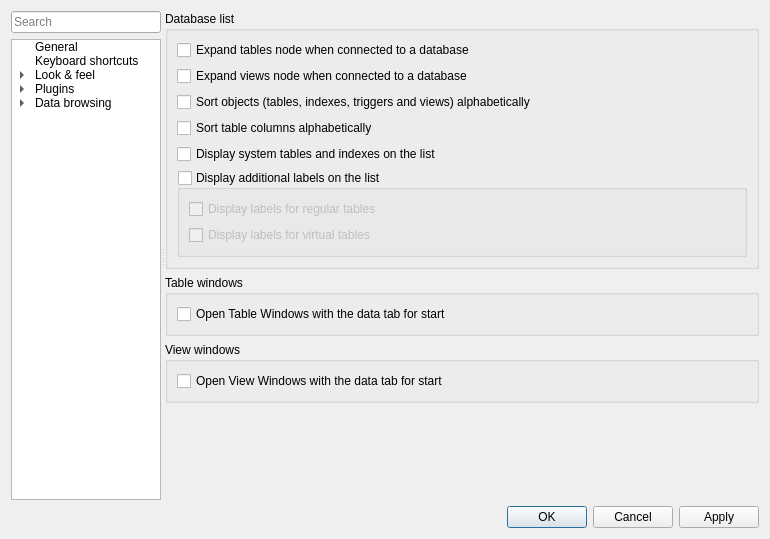
Before: the Qt Designer form trunk/SQLiteStudio3/guiSQLiteStudio/dialogs/configdialog.ui in pawelsalawa/sqlitestudio, drawn with Qt 5.
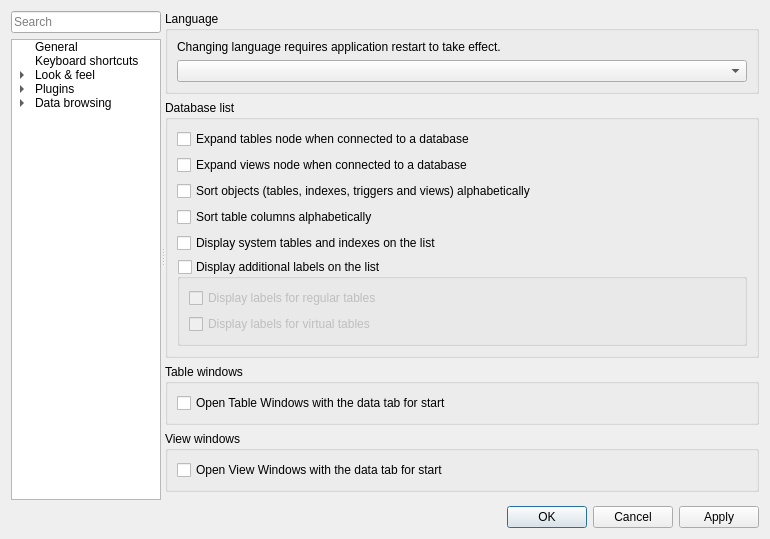
After: the same form once the commit is applied. The open tabs and pages were chosen to show the change. Icons and pictures are not drawn. Custom widgets are drawn as their Qt base class.

Diff of the .ui file:
```diff
--- a/trunk/SQLiteStudio3/guiSQLiteStudio/dialogs/configdialog.ui
+++ b/trunk/SQLiteStudio3/guiSQLiteStudio/dialogs/configdialog.ui
@@ -650,13 +650,36 @@
            <property name="bottomMargin">
             <number>0</number>
            </property>
+           <item>
+            <widget class="QGroupBox" name="langGroup">
+             <property name="title">
+              <string>Language</string>
+             </property>
+             <layout class="QVBoxLayout" name="verticalLayout_30">
+              <item>
+               <widget class="QLabel" name="label">
+                <property name="text">
+                 <string>Changing language requires application restart to take effect.</string>
+                </property>
+               </widget>
+              </item>
+              <item>
+               <widget class="QComboBox" name="langCombo">
+                <property name="cfg" stdset="0">
+                 <string>General.Language</string>
+                </property>
+               </widget>
+              </item>
+             </layout>
+            </widget>
+           </item>
            <item>
             <widget class="QGroupBox" name="dbListGroup">
              <property name="title">
               <string>Database list</string>
              </property>
              <layout class="QGridLayout" name="gridLayout">
-              <item row="3" column="0">
+              <item row="4" column="0">
                <widget class="QCheckBox" name="sortColumns">
                 <property name="toolTip">
                  <string>If switched off, then columns will be sorted in the order they are typed in CREATE TABLE statement.</string>
@@ -669,7 +692,7 @@
                 </property>
                </widget>
               </item>
-              <item row="0" column="0">
+              <item row="1" column="0">
                <widget class="QCheckBox" name="expandTablesCheck">
                 <property name="text">
                  <string>Expand tables node when connected to a database</string>
@@ -679,7 +702,7 @@
                 </property>
                </widget>
               </item>
-              <item row="5" column="0">
+              <item row="6" column="0">
                <widget class="QGroupBox" name="addLabelsGroup">
                 <property name="toolTip">
                  <string>&lt;p&gt;Additional labels are those displayed next to the names on the databases list (they are blue, unless configured otherwise). Enabling this option will result in labels for databases, invalid databases and aggregated nodes (column group, index group, trigger group). For more labels see options below.&lt;p&gt;</string>
@@ -726,7 +749,7 @@
                 </layout>
                </widget>
               </item>
-              <item row="1" column="0">
+              <item row="2" column="0">
                <widget class="QCheckBox" name="expandViewsCheck">
                 <property name="text">
                  <string>Expand views node when connected to a database</string>
@@ -736,7 +759,7 @@
                 </property>
                </widget>
               </item>
-              <item row="2" column="0">
+              <item row="3" column="0">
                <widget class="QCheckBox" name="sortObjects">
                 <property name="toolTip">
                  <string>If this option is switched off, then objects will be sorted in order they appear in sqlite_master table (which is in order they were created)</string>
@@ -749,7 +772,7 @@
                 </property>
                </widget>
               </item>
-              <item row="4" column="0">
+              <item row="5" column="0">
                <widget class="QCheckBox" name="dispSysTableCheck">
                 <property name="text">
                  <string>Display system tables and indexes on the list</string>
```
Left out of the diff: 2 changed lines with no effect on the pictures.
